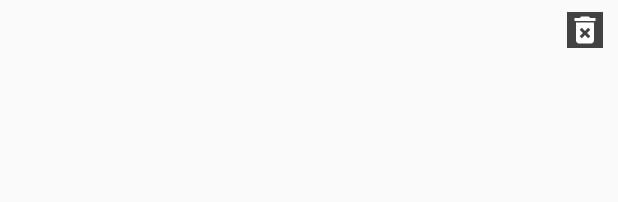
After one commit to CaptainArekor/GM-Helper, an Android app: the layout monster_list_item.xml on its own in the app's theme, with its tools: preview values and no code run, on a phone screen of 412 x 824 dp. The commit adds this screen. Shown: the top 202 px of the screen. Run offline under Robolectric (Android 15) with nearby library versions, the phone set to English and light mode, and no system bars.

Commit message:
Feature (MonsterList) : List updated + Monster List Item

```diff
--- /dev/null
+++ b/app/src/main/res/drawable/ic_add.xml
@@ -0,0 +1,5 @@
+<vector android:height="24dp" android:tint="#FFFFFF"
+    android:viewportHeight="24" android:viewportWidth="24"
+    android:width="24dp" xmlns:android="http://schemas.android.com/apk/res/android">
+    <path android:fillColor="@android:color/white" android:pathData="M19,13h-6v6h-2v-6H5v-2h6V5h2v6h6v2z"/>
+</vector>
--- /dev/null
+++ b/app/src/main/res/drawable/ic_delete.xml
@@ -0,0 +1,5 @@
+<vector android:height="24dp" android:tint="#FFFFFF"
+    android:viewportHeight="24" android:viewportWidth="24"
+    android:width="24dp" xmlns:android="http://schemas.android.com/apk/res/android">
+    <path android:fillColor="@android:color/white" android:pathData="M6,19c0,1.1 0.9,2 2,2h8c1.1,0 2,-0.9 2,-2L18,7L6,7v12zM8.46,11.88l1.41,-1.41L12,12.59l2.12,-2.12 1.41,1.41L13.41,14l2.12,2.12 -1.41,1.41L12,15.41l-2.12,2.12 -1.41,-1.41L10.59,14l-2.13,-2.12zM15.5,4l-1,-1h-5l-1,1L5,4v2h14L19,4z"/>
+</vector>
--- a/app/src/main/res/layout/activity_monster_list.xml
+++ b/app/src/main/res/layout/activity_monster_list.xml
@@ -1,5 +1,5 @@
 <?xml version="1.0" encoding="utf-8"?>
-<androidx.constraintlayout.widget.ConstraintLayout
+<androidx.coordinatorlayout.widget.CoordinatorLayout
     xmlns:android="http://schemas.android.com/apk/res/android"
     xmlns:tools="http://schemas.android.com/tools"
     android:layout_width="match_parent"
@@ -7,7 +7,16 @@
     tools:context=".monster.MonsterList">
 
     <androidx.recyclerview.widget.RecyclerView
+        android:id="@+id/monster_list_recyclerview"
+        android:padding="10dp"
         android:layout_width="match_parent"
         android:layout_height="match_parent"/>
 
-</androidx.constraintlayout.widget.ConstraintLayout>
+    <com.google.android.material.floatingactionbutton.FloatingActionButton
+        android:layout_width="wrap_content"
+        android:layout_height="wrap_content"
+        android:layout_gravity="bottom|end"
+        android:layout_margin="10dp"
+        android:src="@drawable/ic_add"/>
+
+</androidx.coordinatorlayout.widget.CoordinatorLayout>
--- /dev/null
+++ b/app/src/main/res/layout/monster_list_item.xml
@@ -0,0 +1,41 @@
+<?xml version="1.0" encoding="utf-8"?>
+<androidx.appcompat.widget.LinearLayoutCompat
+    xmlns:android="http://schemas.android.com/apk/res/android"
+    xmlns:app="http://schemas.android.com/apk/res-auto"
+    xmlns:tools="http://schemas.android.com/tools"
+    android:layout_width="match_parent"
+    android:layout_height="wrap_content"
+    android:clickable="true"
+    android:focusable="true">
+
+    <androidx.constraintlayout.widget.ConstraintLayout
+        android:layout_width="match_parent"
+        android:layout_height="wrap_content">
+
+        <TextView
+            android:id="@+id/monster_list_item_title"
+            android:layout_width="wrap_content"
+            android:layout_height="wrap_content"
+            android:gravity="center"
+            android:padding="10dp"
+            android:layout_marginStart="10dp"
+            app:layout_constraintBottom_toBottomOf="parent"
+            app:layout_constraintEnd_toStartOf="@+id/monster_list_item_delete"
+            app:layout_constraintStart_toStartOf="parent"
+            app:layout_constraintTop_toTopOf="parent" />
+
+        <ImageView
+            android:id="@+id/monster_list_item_delete"
+            android:layout_width="wrap_content"
+            android:layout_height="wrap_content"
+            android:background="@color/cardview_dark_background"
+            android:src="@drawable/ic_delete"
+            android:layout_marginEnd="10dp"
+            app:layout_constraintBottom_toBottomOf="parent"
+            app:layout_constraintEnd_toEndOf="parent"
+            app:layout_constraintTop_toTopOf="parent"
+            tools:ignore="PrivateResource" />
+
+    </androidx.constraintlayout.widget.ConstraintLayout>
+
+</androidx.appcompat.widget.LinearLayoutCompat>
```
